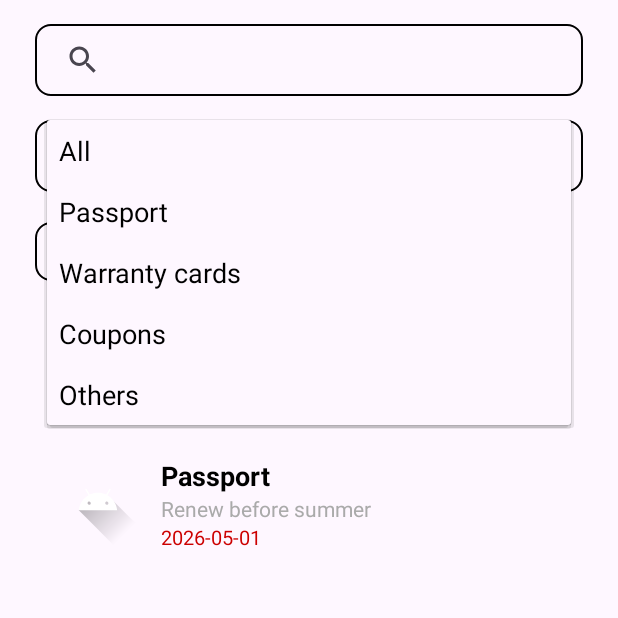
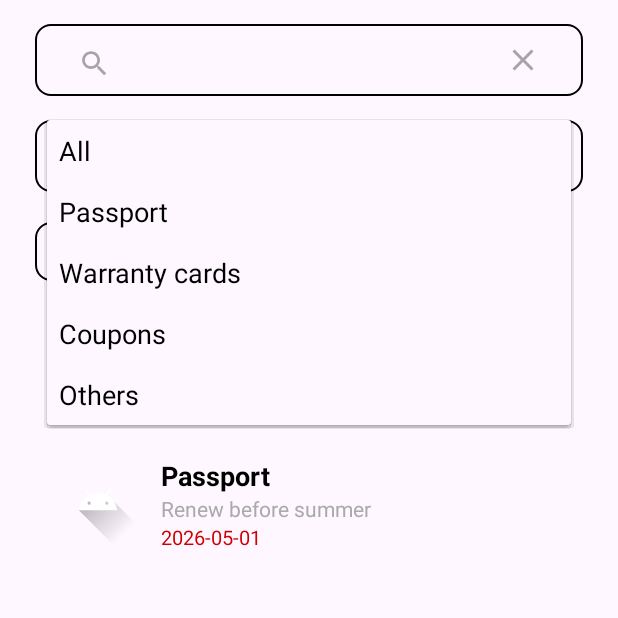
Before and after one commit to Jacq0104/ExpirationTracker-Java, an Android app: the screen it shows after launch (MainActivity), after a tap on "All", on a phone screen of 412 x 824 dp, the top half of it. Run offline under Robolectric (Android 15) with nearby library versions, the phone set to English and light mode, and no system bars; our stand-ins replace Room's generated code; 1 other tap on this screen came first.

Commit message:
change searchView style and trigger status

```diff
--- a/app/src/main/java/com/example/expirationtracker_java/MainActivity.java
+++ b/app/src/main/java/com/example/expirationtracker_java/MainActivity.java
@@ -1,7 +1,10 @@
 package com.example.expirationtracker_java;
 
 import android.os.Bundle;
+import android.view.MotionEvent;
+import android.view.View;
 import android.widget.AdapterView;
+import android.widget.SearchView;
 import android.widget.Spinner;
 
 import androidx.activity.EdgeToEdge;
@@ -36,6 +39,13 @@ public class MainActivity extends AppCompatActivity {
     private final List<RecordEntity> allRecords = new ArrayList<>(); // 觀察到的全量
     private final List<RecordEntity> shownRecords = new ArrayList<>(); // 目前顯示的
 
+    // SearchView
+    private SearchView searchView;
+
+    private View rootView;
+
+
+
     @Override
     protected void onCreate(Bundle savedInstanceState) {
         super.onCreate(savedInstanceState);
@@ -52,6 +62,8 @@ public class MainActivity extends AppCompatActivity {
         // ===== 1) init views =====
         spinner = findViewById(R.id.spinner);
         rvRecords = findViewById(R.id.rvRecords);
+        searchView = findViewById(R.id.searchView);
+        rootView = findViewById(R.id.main);
 
         // ===== 2) init repo =====
         repository = new Repository(getApplication());
@@ -117,6 +129,19 @@ public class MainActivity extends AppCompatActivity {
             @Override public void onNothingSelected(AdapterView<?> parent) { /* no-op */ }
         });
 
+        // 設定 searchView 可以點選整行啟動
+        // 參考 6 寫篩選器
+        searchView.setOnClickListener(v -> {
+            searchView.setIconified(false);
+        });
+
+        // 解決 searchView 持續被選取狀態
+        rootView.setOnClickListener(v -> {
+            if (!searchView.isIconified()) {
+                searchView.setIconified(true);
+            }
+        });
+
         // ===== (可選) 初始化塞兩筆測試 Record 看畫面 =====
         repository.getAllRecord().observe(this, rs -> {
             if (rs == null || rs.isEmpty()) {
--- a/app/src/main/res/layout/activity_main.xml
+++ b/app/src/main/res/layout/activity_main.xml
@@ -19,7 +19,8 @@
             android:layout_width="match_parent"
             android:layout_height="48dp"
             android:background="@drawable/buttonstyle"
-            android:layout_marginTop="16dp"/>
+            android:layout_marginTop="16dp"
+            android:queryBackground="@null"/>
 
         <Spinner
             android:id="@+id/spinner"
@@ -114,7 +115,7 @@
     <androidx.recyclerview.widget.RecyclerView
         android:id="@+id/rvRecords"
         android:layout_width="365dp"
-        android:layout_height="500dp"
+        android:layout_height="wrap_content"
         android:layout_marginTop="16dp"
         app:layout_constraintBottom_toBottomOf="parent"
         app:layout_constraintEnd_toEndOf="parent"
```
